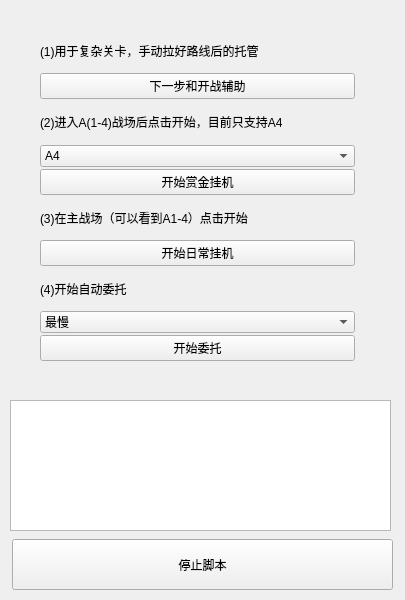
Above: player.ui from HermitZHQ/GameAssistant before the change. Below: the same form after it.
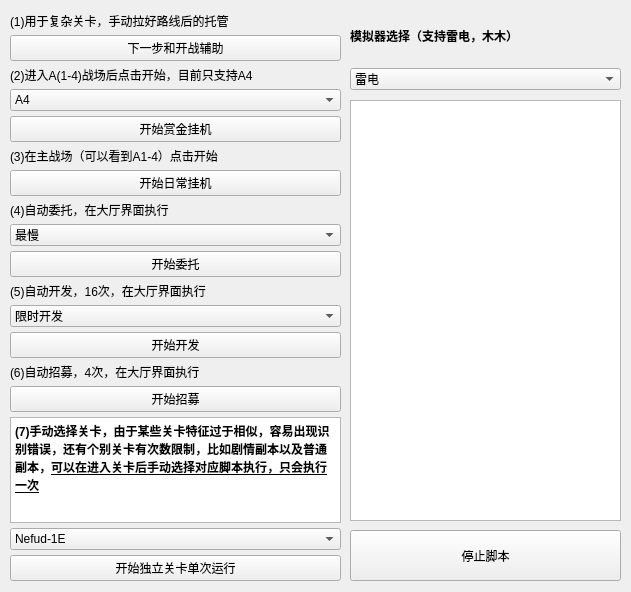
That is the form after the change.

Commit message: 加入停止脚本类型，加入其它机器的com组件注册机制，加入全新的模拟器窗口支持机制，现在改为实时设置游戏本体窗口大小，未来可以扩展，更新所有脚本的窗口大小到之前的统一大小

The edit to the form file:
```diff
--- a/player.ui
+++ b/player.ui
@@ -6,8 +6,8 @@
    <rect>
     <x>0</x>
     <y>0</y>
-    <width>405</width>
-    <height>600</height>
+    <width>631</width>
+    <height>592</height>
    </rect>
   </property>
   <property name="windowTitle">
@@ -16,9 +16,9 @@
   <widget class="QPushButton" name="pushButton_2">
    <property name="geometry">
     <rect>
-     <x>12</x>
-     <y>539</y>
-     <width>381</width>
+     <x>350</x>
+     <y>530</y>
+     <width>271</width>
      <height>51</height>
     </rect>
    </property>
@@ -29,14 +29,17 @@
   <widget class="QWidget" name="verticalLayoutWidget">
    <property name="geometry">
     <rect>
-     <x>40</x>
-     <y>30</y>
-     <width>315</width>
-     <height>331</height>
+     <x>10</x>
+     <y>10</y>
+     <width>331</width>
+     <height>571</height>
     </rect>
    </property>
-   <layout class="QVBoxLayout" name="verticalLayout" stretch="0,0,0,0,0,0,0,0,0,0">
+   <layout class="QVBoxLayout" name="verticalLayout" stretch="0,0,0,0,0,0,0,0,0,0,0,0,0,0,0,0,0,0">
     <property name="spacing">
+     <number>5</number>
+    </property>
+    <property name="topMargin">
      <number>2</number>
     </property>
     <item>
@@ -102,7 +105,7 @@
     <item>
      <widget class="QLabel" name="label_4">
       <property name="text">
-       <string>(4)开始自动委托</string>
+       <string>(4)自动委托，在大厅界面执行</string>
       </property>
      </widget>
     </item>
@@ -131,18 +134,168 @@
       </property>
      </widget>
     </item>
+    <item>
+     <widget class="QLabel" name="label_5">
+      <property name="text">
+       <string>(5)自动开发，16次，在大厅界面执行</string>
+      </property>
+     </widget>
+    </item>
+    <item>
+     <widget class="QComboBox" name="cmb_dev">
+      <property name="layoutDirection">
+       <enum>Qt::LeftToRight</enum>
+      </property>
+      <property name="autoFillBackground">
+       <bool>true</bool>
+      </property>
+      <property name="sizeAdjustPolicy">
+       <enum>QComboBox::AdjustToContents</enum>
+      </property>
+      <item>
+       <property name="text">
+        <string>限时开发</string>
+       </property>
+      </item>
+      <item>
+       <property name="text">
+        <string>普通开发10</string>
+       </property>
+      </item>
+      <item>
+       <property name="text">
+        <string>普通开发20</string>
+       </property>
+      </item>
+     </widget>
+    </item>
+    <item>
+     <widget class="QPushButton" name="btn_Dev">
+      <property name="text">
+       <string>开始开发</string>
+      </property>
+     </widget>
+    </item>
+    <item>
+     <widget class="QLabel" name="label_6">
+      <property name="text">
+       <string>(6)自动招募，4次，在大厅界面执行</string>
+      </property>
+     </widget>
+    </item>
+    <item>
+     <widget class="QPushButton" name="btn_recruit">
+      <property name="text">
+       <string>开始招募</string>
+      </property>
+     </widget>
+    </item>
+    <item>
+     <widget class="QTextEdit" name="textEdit">
+      <property name="html">
+       <string>&lt;!DOCTYPE HTML PUBLIC &quot;-//W3C//DTD HTML 4.0//EN&quot; &quot;http://www.w3.org/TR/REC-html40/strict.dtd&quot;&gt;
+&lt;html&gt;&lt;head&gt;&lt;meta name=&quot;qrichtext&quot; content=&quot;1&quot; /&gt;&lt;style type=&quot;text/css&quot;&gt;
+p, li { white-space: pre-wrap; }
+&lt;/style&gt;&lt;/head&gt;&lt;body style=&quot; font-family:'SimSun'; font-size:9pt; font-weight:400; font-style:normal;&quot;&gt;
+&lt;p style=&quot; margin-top:0px; margin-bottom:0px; margin-left:0px; margin-right:0px; -qt-block-indent:0; text-indent:0px;&quot;&gt;&lt;span style=&quot; font-weight:600;&quot;&gt;(7)手动选择关卡，由于某些关卡特征过于相似，容易出现识别错误，还有个别关卡有次数限制，比如剧情副本以及普通副本，&lt;/span&gt;&lt;span style=&quot; font-weight:600; text-decoration: underline;&quot;&gt;可以在进入关卡后手动选择对应脚本执行，只会执行一次&lt;/span&gt;&lt;/p&gt;&lt;/body&gt;&lt;/html&gt;</string>
+      </property>
+     </widget>
+    </item>
+    <item>
+     <widget class="QComboBox" name="cmb_specific">
+      <property name="layoutDirection">
+       <enum>Qt::LeftToRight</enum>
+      </property>
+      <property name="autoFillBackground">
+       <bool>true</bool>
+      </property>
+      <property name="sizeAdjustPolicy">
+       <enum>QComboBox::AdjustToContents</enum>
+      </property>
+      <item>
+       <property name="text">
+        <string>Nefud-1E</string>
+       </property>
+      </item>
+      <item>
+       <property name="text">
+        <string>薇欧蕾特副本</string>
+       </property>
+      </item>
+      <item>
+       <property name="text">
+        <string>伊芙琳副本-50</string>
+       </property>
+      </item>
+     </widget>
+    </item>
+    <item>
+     <widget class="QPushButton" name="btn_solo">
+      <property name="text">
+       <string>开始独立关卡单次运行</string>
+      </property>
+     </widget>
+    </item>
    </layout>
   </widget>
   <widget class="QListWidget" name="list_tip">
    <property name="geometry">
     <rect>
-     <x>10</x>
-     <y>400</y>
-     <width>381</width>
-     <height>131</height>
+     <x>350</x>
+     <y>100</y>
+     <width>271</width>
+     <height>421</height>
     </rect>
    </property>
   </widget>
+  <widget class="QWidget" name="verticalLayoutWidget_2">
+   <property name="geometry">
+    <rect>
+     <x>350</x>
+     <y>10</y>
+     <width>271</width>
+     <height>80</height>
+    </rect>
+   </property>
+   <layout class="QVBoxLayout" name="verticalLayout_2" stretch="0,0">
+    <item>
+     <widget class="QLabel" name="label_7">
+      <property name="font">
+       <font>
+        <weight>75</weight>
+        <bold>true</bold>
+       </font>
+      </property>
+      <property name="text">
+       <string>模拟器选择（支持雷电，木木）</string>
+      </property>
+     </widget>
+    </item>
+    <item>
+     <widget class="QComboBox" name="cmb_sim">
+      <property name="layoutDirection">
+       <enum>Qt::LeftToRight</enum>
+      </property>
+      <property name="autoFillBackground">
+       <bool>true</bool>
+      </property>
+      <property name="sizeAdjustPolicy">
+       <enum>QComboBox::AdjustToContents</enum>
+      </property>
+      <item>
+       <property name="text">
+        <string>雷电</string>
+       </property>
+      </item>
+      <item>
+       <property name="text">
+        <string>MuMu（木木）</string>
+       </property>
+      </item>
+     </widget>
+    </item>
+   </layout>
+  </widget>
  </widget>
  <resources/>
  <connections>
```
Left out of the diff: 71 changed lines with no effect on the pictures. The commit also changes 55 other files.
